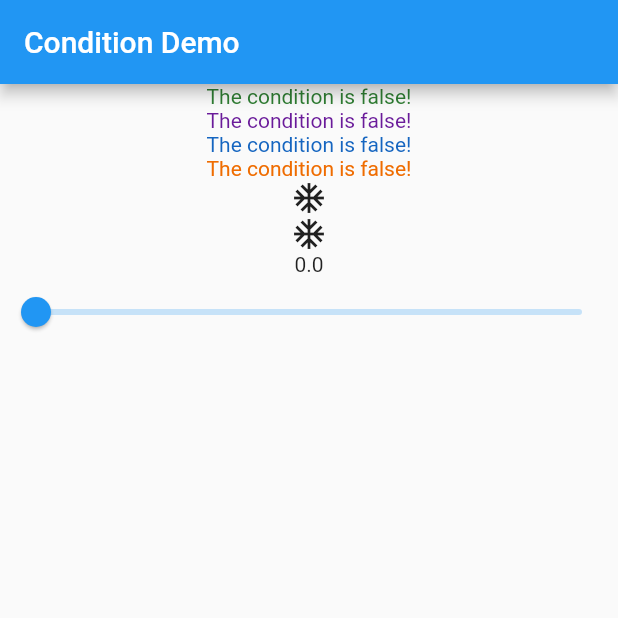
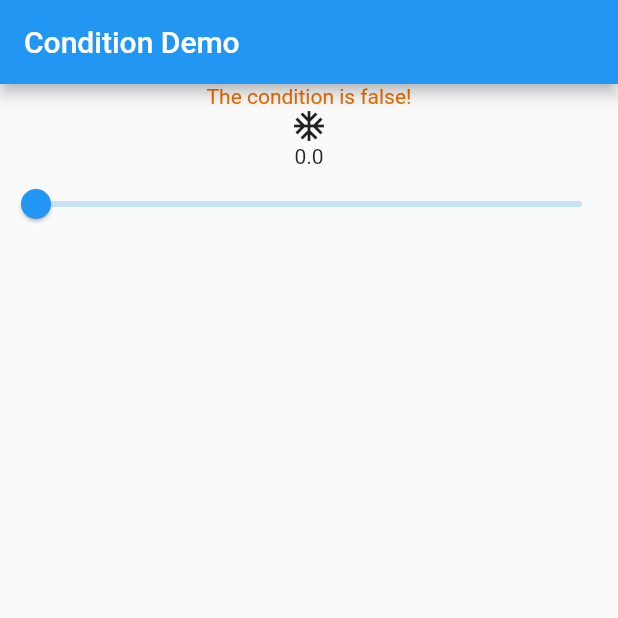
Before and after one commit to SEGVeenstra/conditioned, a Flutter app: the screen it shows after launch, on a phone screen of 412 x 824 dp, the top half of it. Run offline on Flutter 3.47's test engine with Material 2 defaults, Android fonts, the phone set to English and light mode, and no system bars.

Commit message:
Add License, Changlelog, Readme and cleanup sample project

```diff
--- a/example/lib/main.dart
+++ b/example/lib/main.dart
@@ -22,25 +22,6 @@ class MyApp extends StatelessWidget {
           valueListenable: _myNumberNotifier,
           builder: (context, myNumber, child) => Column(
             children: <Widget>[
-              myNumber > 50
-                  ? Text(
-                      'The condition is true!',
-                      style: TextStyle(color: Colors.green[200]),
-                    )
-                  : Text(
-                      'The condition is false!',
-                      style: TextStyle(color: Colors.green[800]),
-                    ),
-              Text(
-                myNumber > 50
-                    ? 'The condition is true!'
-                    : 'The condition is false!',
-                style: TextStyle(
-                    color: myNumber > 50
-                        ? Colors.purple[200]
-                        : Colors.purple[800]),
-              ),
-              _createConditionText(myNumber),
               Condition(
                 condition: myNumber > 50,
                 whenTrue: Text(
@@ -52,20 +33,6 @@ class MyApp extends StatelessWidget {
                   style: TextStyle(color: Colors.orange[800]),
                 ),
               ),
-              if (myNumber < 25)
-                Icon(Icons.ac_unit)
-              else if (myNumber < 50)
-                Icon(
-                  Icons.beach_access,
-                  size: 64.0,
-                )
-              else if (myNumber < 75)
-                Icon(
-                  Icons.wb_cloudy,
-                  semanticLabel: 'icon of a cloud',
-                )
-              else
-                Icon(Icons.wb_sunny),
               MatchCondition(
                 cases: [
                   Case(condition: myNumber < 25, widget: Icon(Icons.ac_unit)),
@@ -97,14 +64,4 @@ class MyApp extends StatelessWidget {
       ),
     );
   }
-
-  Widget _createConditionText(double value) => value > 50
-      ? Text(
-          'The condition is true!',
-          style: TextStyle(color: Colors.blue[200]),
-        )
-      : Text(
-          'The condition is false!',
-          style: TextStyle(color: Colors.blue[800]),
-        );
 }
```
Also changed, not shown: 3 other files.
